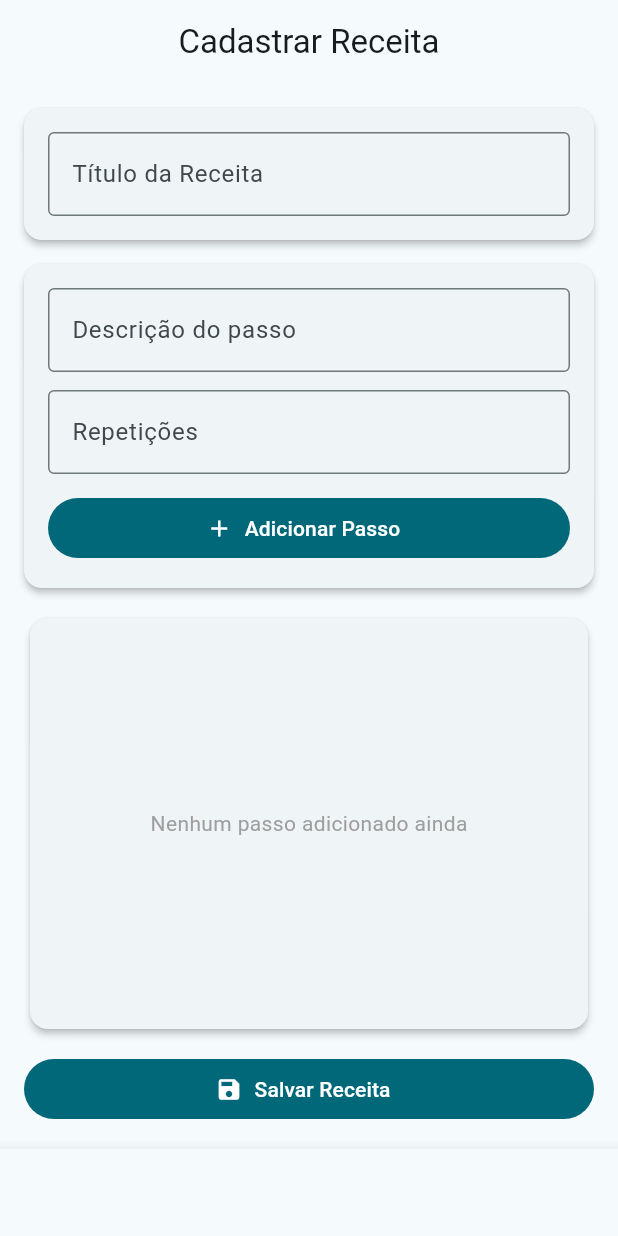
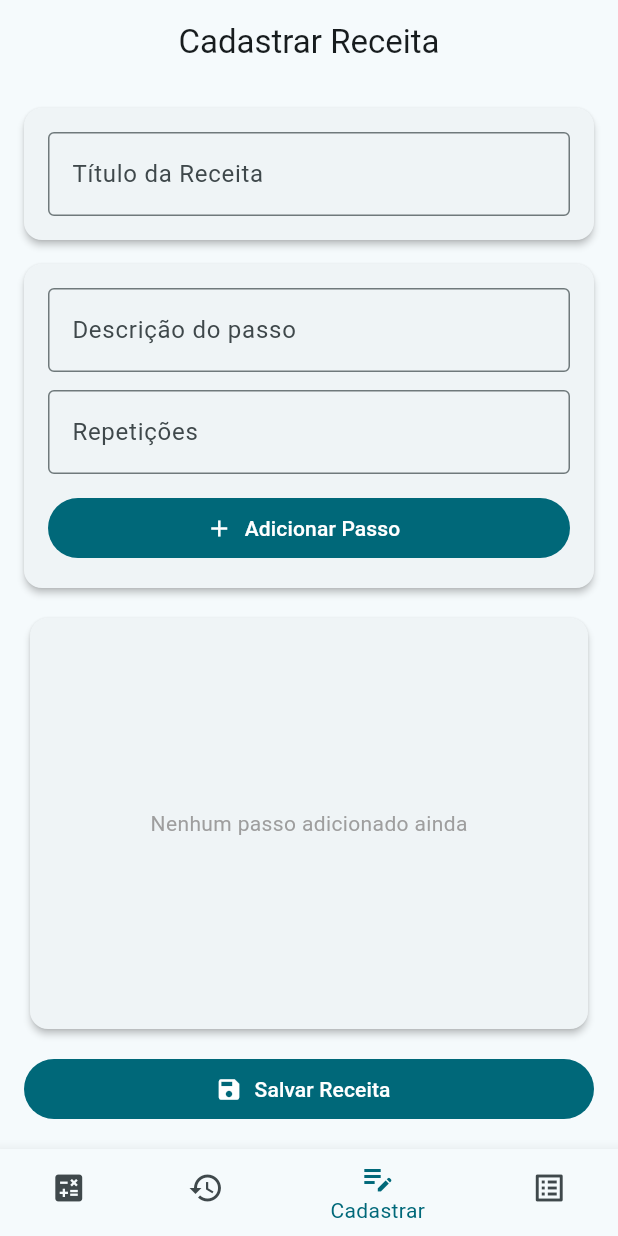
Before and after one commit to walteraf/imd-contadorapp, a Flutter app: the screen it shows after launch, item 3 of the bottom bar chosen, on a phone screen of 412 x 824 dp. Run offline on Flutter 3.47's test engine with Material 3 defaults, Android fonts, the phone set to English and light mode, and no system bars.

Commit message:
Adicionando cores aos botões do menu

```diff
--- a/lib/pages/home_page.dart
+++ b/lib/pages/home_page.dart
@@ -59,6 +59,9 @@
                     onTap: (value) {
                       setState(() => selectedIndex = value);
                     },
+                    backgroundColor: colorScheme.surface,
+                    selectedItemColor: colorScheme.primary,
+                    unselectedItemColor: colorScheme.onSurfaceVariant,
                     items: const [
                       BottomNavigationBarItem(
                         icon: Icon(Icons.calculate),
@@ -93,6 +96,14 @@
                   onDestinationSelected: (value) {
                     setState(() => selectedIndex = value);
                   },
+                  backgroundColor: colorScheme.surfaceContainerHighest,
+                  selectedLabelTextStyle: TextStyle(
+                    color: colorScheme.primary,
+                    fontWeight: FontWeight.bold,
+                  ),
+                  unselectedLabelTextStyle: TextStyle(
+                    color: colorScheme.onSurfaceVariant,
+                  ),
                   destinations: const [
                     NavigationRailDestination(
                       icon: Icon(Icons.calculate),
```
